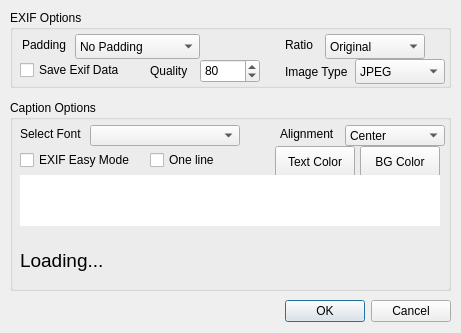
First picture: the form in Resources/ExifOptions.ui, repository C4NU/Paddie, before the edit.
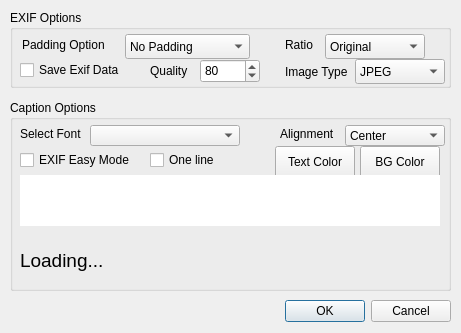
Second picture: the form after the edit.

Commit message: * Padding Option이 ratio의 변경에 따라 활성화 여부가 변경되도록 수정

```diff
--- a/Resources/ExifOptions.ui
+++ b/Resources/ExifOptions.ui
@@ -211,18 +211,18 @@
      <rect>
       <x>12</x>
       <y>22</y>
-      <width>65</width>
+      <width>130</width>
       <height>25</height>
      </rect>
     </property>
     <property name="text">
-     <string>Padding</string>
+     <string>Padding Option</string>
     </property>
    </widget>
    <widget class="QComboBox" name="image_padding_box">
     <property name="geometry">
      <rect>
-      <x>65</x>
+      <x>115</x>
       <y>24</y>
       <width>125</width>
       <height>25</height>
```
The commit also changes 1 other file.
